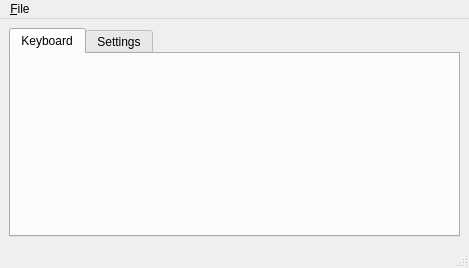
Above: src/clevokeyboardcontrol/ui/main_window.ui from anetczuk/ClevoKeyboardControl before the change. Below: the same form after it.
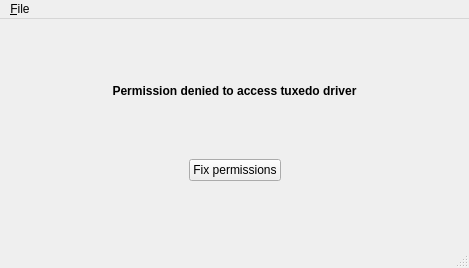
That is the form after the change. Custom widgets are drawn as their Qt base class.

Commit message: Handle permission error

```diff
--- a/src/clevokeyboardcontrol/ui/main_window.ui
+++ b/src/clevokeyboardcontrol/ui/main_window.ui
@@ -16,7 +16,7 @@
   <widget class="QWidget" name="centralwidget">
    <layout class="QGridLayout" name="gridLayout">
     <item row="0" column="0">
-     <widget class="QTabWidget" name="tabWidget">
+     <widget class="QStackedWidget" name="stackedWidget">
       <property name="currentIndex">
        <number>0</number>
       </property>
@@ -26,17 +26,145 @@
        </attribute>
        <layout class="QGridLayout" name="gridLayout_2">
         <item row="0" column="0">
-         <widget class="DriverWidget" name="driverWidget" native="true"/>
+         <widget class="QTabWidget" name="tabWidget">
+          <property name="currentIndex">
+           <number>0</number>
+          </property>
+          <widget class="QWidget" name="driverTab">
+           <attribute name="title">
+            <string>Keyboard</string>
+           </attribute>
+           <layout class="QGridLayout" name="gridLayout_2">
+            <item row="0" column="0">
+             <widget class="DriverWidget" name="driverWidget" native="true"/>
+            </item>
+           </layout>
+          </widget>
+          <widget class="QWidget" name="settingsTab">
+           <attribute name="title">
+            <string>Settings</string>
+           </attribute>
+           <layout class="QGridLayout" name="gridLayout_3">
+            <item row="0" column="0">
+             <widget class="SettingsWidget" name="settingsWidget" native="true"/>
+            </item>
+           </layout>
+          </widget>
+         </widget>
         </item>
        </layout>
       </widget>
-      <widget class="QWidget" name="settingsTab">
-       <attribute name="title">
-        <string>Settings</string>
-       </attribute>
-       <layout class="QGridLayout" name="gridLayout_3">
+      <widget class="QWidget" name="errorPage">
+       <layout class="QGridLayout" name="gridLayout_5">
+        <property name="leftMargin">
+         <number>0</number>
+        </property>
+        <property name="topMargin">
+         <number>0</number>
+        </property>
+        <property name="rightMargin">
+         <number>0</number>
+        </property>
+        <property name="bottomMargin">
+         <number>0</number>
+        </property>
+        <item row="3" column="0">
+         <layout class="QHBoxLayout" name="horizontalLayout_2">
+          <item>
+           <spacer name="horizontalSpacer_2">
+            <property name="orientation">
+             <enum>Qt::Horizontal</enum>
+            </property>
+            <property name="sizeHint" stdset="0">
+             <size>
+              <width>40</width>
+              <height>20</height>
+             </size>
+            </property>
+           </spacer>
+          </item>
+          <item>
+           <widget class="QPushButton" name="fixPermissionsPB">
+            <property name="text">
+             <string>Fix permissions</string>
+            </property>
+           </widget>
+          </item>
+          <item>
+           <spacer name="horizontalSpacer">
+            <property name="orientation">
+             <enum>Qt::Horizontal</enum>
+            </property>
+            <property name="sizeHint" stdset="0">
+             <size>
+              <width>40</width>
+              <height>20</height>
+             </size>
+            </property>
+           </spacer>
+          </item>
+         </layout>
+        </item>
         <item row="0" column="0">
-         <widget class="SettingsWidget" name="settingsWidget" native="true"/>
+         <spacer name="verticalSpacer_2">
+          <property name="orientation">
+           <enum>Qt::Vertical</enum>
+          </property>
+          <property name="sizeHint" stdset="0">
+           <size>
+            <width>20</width>
+            <height>40</height>
+           </size>
+          </property>
+         </spacer>
+        </item>
+        <item row="1" column="0">
+         <widget class="QLabel" name="label">
+          <property name="sizePolicy">
+           <sizepolicy hsizetype="Preferred" vsizetype="Minimum">
+            <horstretch>0</horstretch>
+            <verstretch>0</verstretch>
+           </sizepolicy>
+          </property>
+          <property name="font">
+           <font>
+            <weight>75</weight>
+            <bold>true</bold>
+           </font>
+          </property>
+          <property name="text">
+           <string>Permission denied to access tuxedo driver</string>
+          </property>
+          <property name="alignment">
+           <set>Qt::AlignCenter</set>
+          </property>
+         </widget>
+        </item>
+        <item row="2" column="0">
+         <spacer name="verticalSpacer_3">
+          <property name="orientation">
+           <enum>Qt::Vertical</enum>
+          </property>
+          <property name="sizeHint" stdset="0">
+           <size>
+            <width>20</width>
+            <height>40</height>
+           </size>
+          </property>
+         </spacer>
+        </item>
+        <item row="4" column="0">
+         <spacer name="verticalSpacer">
+          <property name="orientation">
+           <enum>Qt::Vertical</enum>
+          </property>
+          <property name="sizeHint" stdset="0">
+           <size>
+            <width>20</width>
+            <height>40</height>
+           </size>
+          </property>
+         </spacer>
         </item>
        </layout>
       </widget>
```
Left out of the diff: 21 changed lines with no effect on the pictures. The commit also changes 4 other files.
